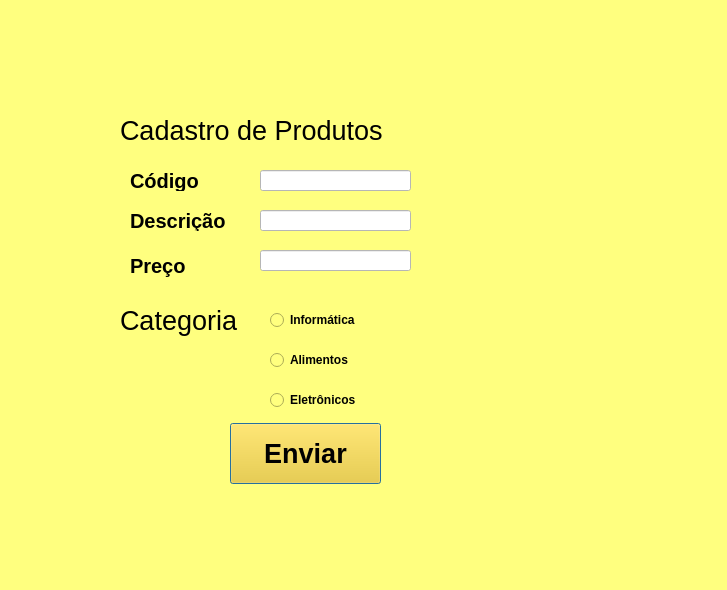
This is formulario.ui in arlendev/projeto-cadastro as Qt 5 draws it before an edit. The edited form follows.
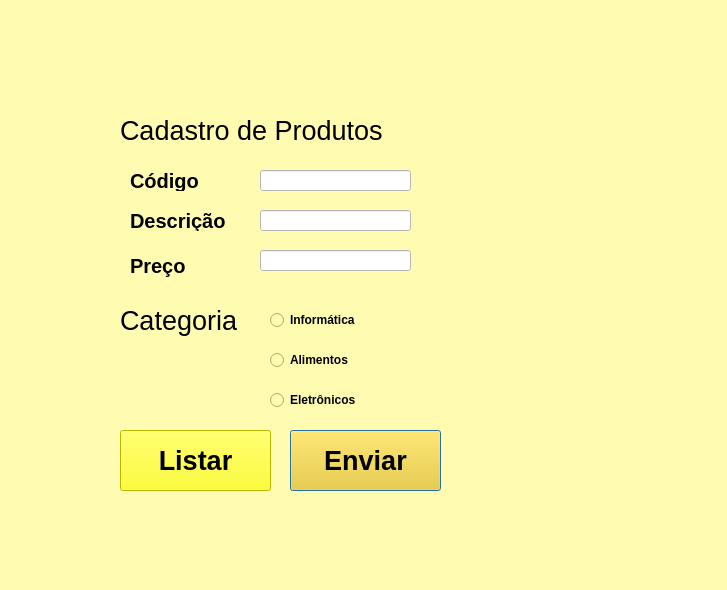
This is the edited form.

```diff
--- a/formulario.ui
+++ b/formulario.ui
@@ -19,7 +19,8 @@
    <string>Dialog</string>
   </property>
   <property name="styleSheet">
-   <string notr="true">background-color: rgb(255, 255, 127);</string>
+   <string notr="true">background-color: rgb(255, 255, 127);
+background-color: rgb(255, 252, 178);</string>
   </property>
   <widget class="QLabel" name="label">
    <property name="geometry">
@@ -197,8 +198,8 @@
   <widget class="QPushButton" name="pushButton">
    <property name="geometry">
     <rect>
-     <x>230</x>
-     <y>423</y>
+     <x>290</x>
+     <y>430</y>
      <width>151</width>
      <height>61</height>
     </rect>
@@ -217,6 +218,30 @@
     <string>Enviar</string>
    </property>
   </widget>
+  <widget class="QPushButton" name="pushButton_2">
+   <property name="geometry">
+    <rect>
+     <x>120</x>
+     <y>430</y>
+     <width>151</width>
+     <height>61</height>
+    </rect>
+   </property>
+   <property name="font">
+    <font>
+     <pointsize>20</pointsize>
+     <bold>true</bold>
+    </font>
+   </property>
+   <property name="styleSheet">
+    <string notr="true">alternate-background-color: rgb(255, 255, 37);
+background-color: rgb(255, 206, 12);
+background-color: rgb(255, 255, 0);</string>
+   </property>
+   <property name="text">
+    <string>Listar</string>
+   </property>
+  </widget>
  </widget>
  <resources/>
  <connections/>
```
